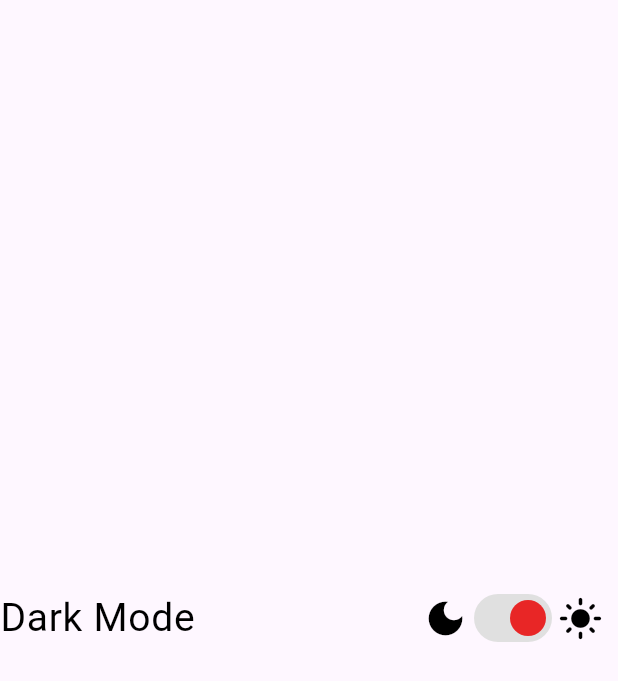
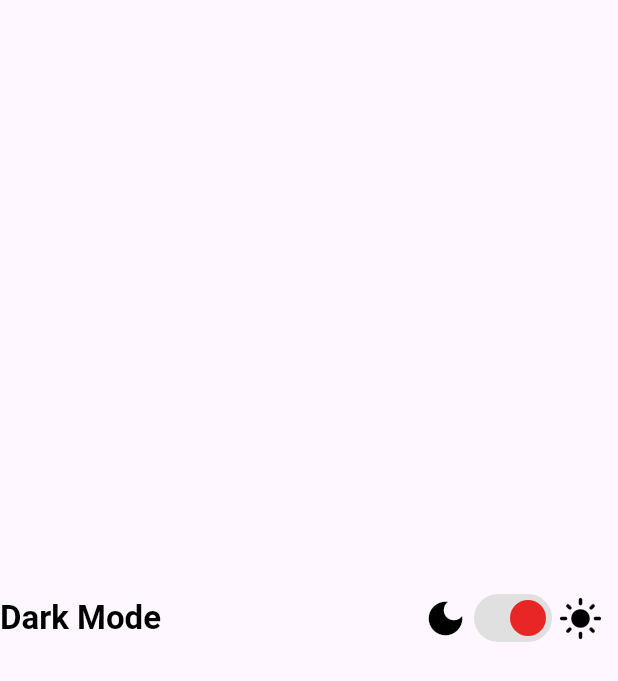
Before and after one commit to osamamorizk/movies_app, a Flutter app: the ProfileView screen opened directly, on a phone screen of 412 x 824 dp. Shown: the top 681 px of the screen. Run offline on Flutter 3.47's test engine with Material 3 defaults, Android fonts, the phone set to English and light mode, and no system bars; our stand-ins replace bloc, flutter_bloc, go_router, shared_preferences; accounts and stored records are empty.

Commit message:
add text themes

```diff
--- a/lib/core/themes/app_themes.dart
+++ b/lib/core/themes/app_themes.dart
@@ -1,14 +1,17 @@
 import 'package:flutter/material.dart';
+import 'package:movies/core/themes/text_theme.dart';
 
-ThemeData darkTheme = ThemeData(
-  textTheme: const TextTheme(
-    bodyMedium: TextStyle(color: Colors.white),
-    bodySmall: TextStyle(color: Colors.white),
-    bodyLarge: TextStyle(color: Colors.white),
-  ),
+class CustomAppThemes {
+  static ThemeData darkTheme = ThemeData(
+    textTheme: CustomTextThemes.darkTextTheme,
     scaffoldBackgroundColor: const Color(0xff1C1A29),
     splashColor: Colors.transparent,
     highlightColor: Colors.transparent,
+    appBarTheme: AppBarTheme(
+      backgroundColor: const Color(0xff1C1A29),
+      elevation: 2,
+      titleTextStyle: CustomTextThemes.darkTextTheme.titleLarge,
+    ),
     bottomNavigationBarTheme: const BottomNavigationBarThemeData(
       showSelectedLabels: false,
       showUnselectedLabels: false,
@@ -21,14 +24,15 @@ ThemeData darkTheme = ThemeData(
     ),
   );
 
-ThemeData lightTheme = ThemeData(
-  textTheme: const TextTheme(
-    bodyMedium: TextStyle(color: Colors.black),
-    bodySmall: TextStyle(color: Colors.black),
-    bodyLarge: TextStyle(color: Colors.black),
-  ),
+  static ThemeData lightTheme = ThemeData(
+    textTheme: CustomTextThemes.lightTextTheme,
     splashColor: Colors.transparent,
     highlightColor: Colors.transparent,
+    appBarTheme: AppBarTheme(
+      backgroundColor: Colors.white,
+      elevation: 2,
+      titleTextStyle: CustomTextThemes.darkTextTheme.titleLarge,
+    ),
     bottomNavigationBarTheme: const BottomNavigationBarThemeData(
       showSelectedLabels: false,
       showUnselectedLabels: false,
@@ -40,3 +44,4 @@ ThemeData lightTheme = ThemeData(
       backgroundColor: Color(0xff38354B),
     ),
   );
+}
--- /dev/null
+++ b/lib/core/themes/text_theme.dart
@@ -0,0 +1,65 @@
+import 'package:flutter/material.dart';
+
+class CustomTextThemes {
+  static TextTheme lightTextTheme = const TextTheme(
+    headlineLarge: TextStyle(
+      fontSize: 32.0,
+      fontWeight: FontWeight.bold,
+      color: Colors.black,
+    ),
+    titleLarge: TextStyle(
+      fontSize: 22.0,
+      fontWeight: FontWeight.w600,
+      color: Colors.black,
+    ),
+    titleMedium: TextStyle(
+      fontSize: 20.0,
+      color: Colors.black,
+    ),
+    bodyLarge: TextStyle(
+      fontSize: 20.0,
+      fontWeight: FontWeight.w500,
+      color: Colors.black,
+    ),
+    bodyMedium: TextStyle(
+      fontSize: 18.0,
+      color: Colors.black,
+    ),
+    labelMedium: TextStyle(
+      fontSize: 12.0,
+      fontWeight: FontWeight.normal,
+      color: Colors.black,
+    ),
+  );
+
+  static TextTheme darkTextTheme = const TextTheme(
+    headlineLarge: TextStyle(
+      fontSize: 32.0,
+      fontWeight: FontWeight.bold,
+      color: Colors.white,
+    ),
+    titleLarge: TextStyle(
+      fontSize: 22.0,
+      fontWeight: FontWeight.w600,
+      color: Colors.white,
+    ),
+    titleMedium: TextStyle(
+      fontSize: 20.0,
+      color: Colors.white,
+    ),
+    bodyLarge: TextStyle(
+      fontSize: 20.0,
+      fontWeight: FontWeight.w500,
+      color: Colors.white,
+    ),
+    bodyMedium: TextStyle(
+      fontSize: 18.0,
+      color: Colors.white,
+    ),
+    labelMedium: TextStyle(
+      fontSize: 12.0,
+      fontWeight: FontWeight.normal,
+      color: Colors.white,
+    ),
+  );
+}
--- a/lib/feature/home/presentation/views/home_view.dart
+++ b/lib/feature/home/presentation/views/home_view.dart
@@ -1,10 +1,34 @@
 import 'package:flutter/material.dart';
+import 'package:flutter_bloc/flutter_bloc.dart';
+import 'package:movies/feature/bottom_bar/presentation/manger/theme/theme_cubit.dart';
 
 class HomeView extends StatelessWidget {
   const HomeView({super.key});
 
   @override
   Widget build(BuildContext context) {
-    return const Scaffold();
+    return BlocBuilder<ThemeCubit, ThemeState>(
+      builder: (context, state) {
+        return Scaffold(
+          appBar: AppBar(
+            title: Text('Hi, Osama',
+                style: Theme.of(context).textTheme.titleLarge),
+            actions: const [
+              Padding(
+                padding: EdgeInsets.symmetric(horizontal: 20),
+                child: Icon(
+                  Icons.notifications_on_outlined,
+                  color: Color(0xffE82626),
+                  size: 26,
+                ),
+              )
+            ],
+          ),
+          body: Column(
+            children: [],
+          ),
+        );
+      },
+    );
   }
 }
--- a/lib/feature/profile/presentation/views/profile_view.dart
+++ b/lib/feature/profile/presentation/views/profile_view.dart
@@ -11,13 +11,12 @@ class ProfileView extends StatelessWidget {
         mainAxisAlignment: MainAxisAlignment.center,
         children: [
           ListTile(
-            contentPadding: EdgeInsets.all(0),
+            contentPadding: const EdgeInsets.all(0),
             leading: Text(
               'Dark Mode',
-              style:
-                  Theme.of(context).textTheme.bodyLarge!.copyWith(fontSize: 26),
+              style: Theme.of(context).textTheme.titleLarge,
             ),
-            trailing: ThemeToggel(),
+            trailing: const ThemeToggel(),
           ),
         ],
       ),
--- a/lib/main.dart
+++ b/lib/main.dart
@@ -24,8 +24,8 @@ class MovieApp extends StatelessWidget {
             debugShowCheckedModeBanner: false,
             routerConfig: AppRouter.router,
             themeMode: state.isDark ? ThemeMode.dark : ThemeMode.light,
-            darkTheme: darkTheme,
-            theme: lightTheme,
+            darkTheme: CustomAppThemes.darkTheme,
+            theme: CustomAppThemes.lightTheme,
           );
         },
       ),
```
Lines whose indentation alone changed are shown as unchanged.
